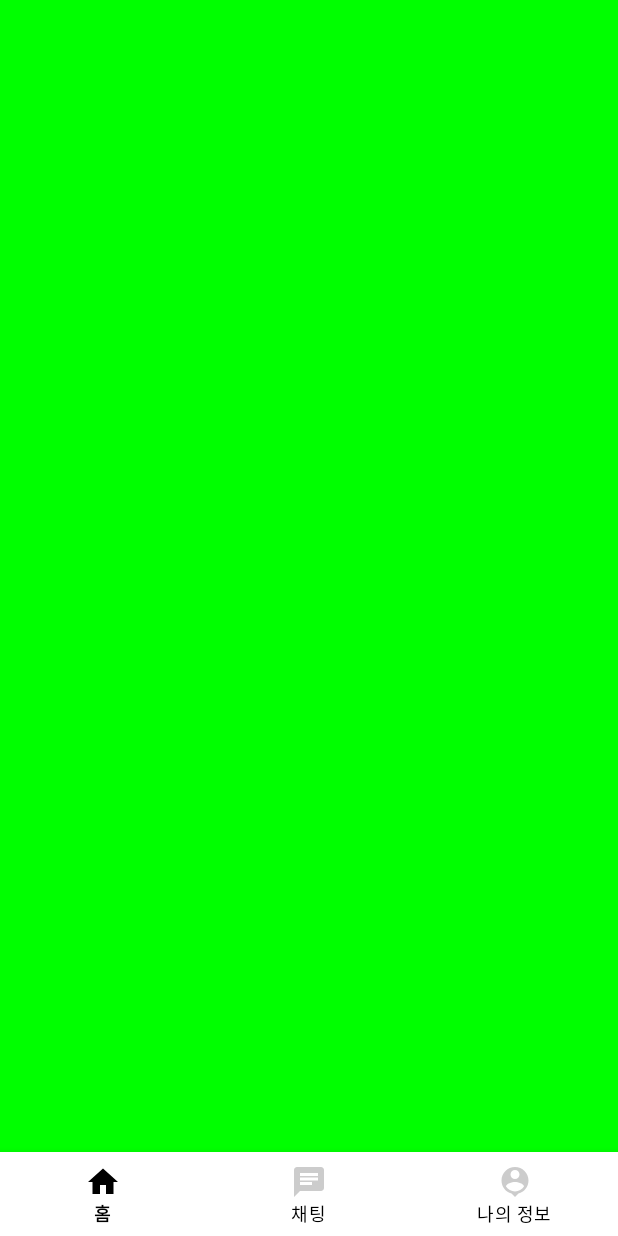
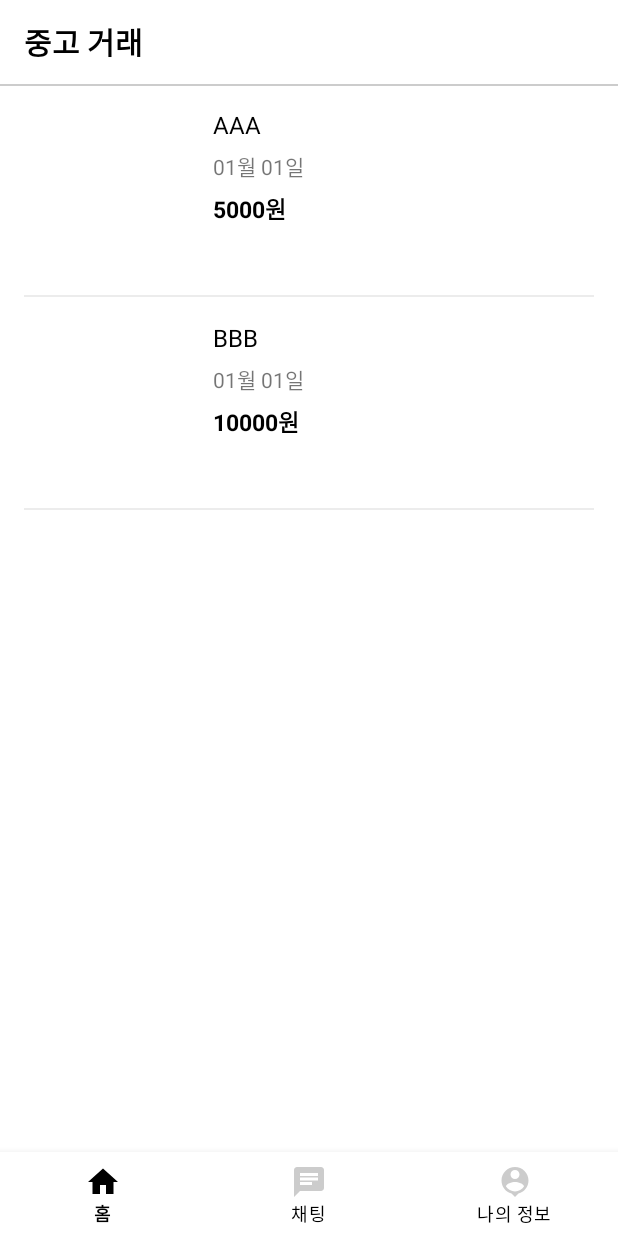
Before and after one commit to NetLSS/aop_p3c06_used_deal, an Android app: the screen it shows after launch (MainActivity), on a phone screen of 412 x 824 dp. Run offline under Robolectric (Android 15) with nearby library versions, the phone set to English and light mode, and no system bars.

Commit message:
Feat: HomeFragment.kt 리사이클러뷰 구현;

```diff
--- a/app/src/main/java/com/lilcode/aop/p3/c06/used_deal/chatList/ChatListFragment.kt
+++ b/app/src/main/java/com/lilcode/aop/p3/c06/used_deal/chatList/ChatListFragment.kt
@@ -1,7 +1,13 @@
 package com.lilcode.aop.p3.c06.used_deal.chatList
 
+import android.os.Bundle
+import android.util.Log
+import android.view.View
 import androidx.fragment.app.Fragment
 import com.lilcode.aop.p3.c06.used_deal.R
 
 class ChatListFragment : Fragment(R.layout.fragment_chatlist) {
+
+
+
 }
--- /dev/null
+++ b/app/src/main/java/com/lilcode/aop/p3/c06/used_deal/home/ArticleAdapter.kt
@@ -0,0 +1,60 @@
+package com.lilcode.aop.p3.c06.used_deal.home
+
+
+import android.view.LayoutInflater
+import android.view.ViewGroup
+import androidx.recyclerview.widget.DiffUtil
+import androidx.recyclerview.widget.ListAdapter
+import androidx.recyclerview.widget.RecyclerView
+import com.bumptech.glide.Glide
+import com.lilcode.aop.p3.c06.used_deal.databinding.ItemArticleBinding
+import java.text.SimpleDateFormat
+import java.util.*
+
+class ArticleAdapter : ListAdapter<ArticleModel, ArticleAdapter.ViewHolder>(diffUtil) {
+
+    inner class ViewHolder(private val binding: ItemArticleBinding) :
+        RecyclerView.ViewHolder(binding.root) {
+            fun bind(articleModel: ArticleModel){
+
+                // Long 형식에서 날짜로 바꾸기.
+                var format = SimpleDateFormat("MM월 dd일")
+                val date = Date(articleModel.createdAt)
+
+                binding.titleTextView.text = articleModel.title
+                binding.dateTextView.text = format.format(date).toString()
+                binding.priceTextView.text = articleModel.price
+
+                if(articleModel.imageUrl.isNotEmpty()) {
+                    Glide.with(binding.thumbnailImageView)
+                        .load(articleModel.imageUrl)
+                        .into(binding.thumbnailImageView)
+                }
+
+            }
+    }
+
+    override fun onCreateViewHolder(parent: ViewGroup, viewType: Int): ViewHolder {
+        return ViewHolder(ItemArticleBinding.inflate(LayoutInflater.from(parent.context), parent, false))
+    }
+
+    override fun onBindViewHolder(holder: ViewHolder, position: Int) {
+        holder.bind(currentList[position])
+    }
+
+    companion object{
+        val diffUtil = object : DiffUtil.ItemCallback<ArticleModel>(){
+            override fun areItemsTheSame(oldItem: ArticleModel, newItem: ArticleModel): Boolean {
+                // 현재 노출하고 있는 아이템과 새로운 아이템이 같은지 비교;
+                return oldItem.createdAt == newItem.createdAt
+            }
+
+            override fun areContentsTheSame(oldItem: ArticleModel, newItem: ArticleModel): Boolean {
+                // equals 비교;
+                return oldItem == newItem
+
+            }
+
+        }
+    }
+}
--- /dev/null
+++ b/app/src/main/java/com/lilcode/aop/p3/c06/used_deal/home/ArticleModel.kt
@@ -0,0 +1,9 @@
+package com.lilcode.aop.p3.c06.used_deal.home
+
+data class ArticleModel(
+    val sellerId: String,
+    val title: String,
+    val createdAt: Long,
+    val price: String,
+    val imageUrl: String
+)
--- a/app/src/main/java/com/lilcode/aop/p3/c06/used_deal/home/HomeFragment.kt
+++ b/app/src/main/java/com/lilcode/aop/p3/c06/used_deal/home/HomeFragment.kt
@@ -4,12 +4,14 @@ import android.os.Bundle
 import android.util.Log
 import android.view.View
 import androidx.fragment.app.Fragment
+import androidx.recyclerview.widget.LinearLayoutManager
 import com.lilcode.aop.p3.c06.used_deal.R
 import com.lilcode.aop.p3.c06.used_deal.databinding.FragmentHomeBinding
 
 class HomeFragment : Fragment(R.layout.fragment_home) {
 
     private var binding: FragmentHomeBinding? = null
+    private lateinit var articleAdapter: ArticleAdapter
 
     override fun onViewCreated(view: View, savedInstanceState: Bundle?) {
         super.onViewCreated(view, savedInstanceState)
@@ -18,6 +20,17 @@ class HomeFragment : Fragment(R.layout.fragment_home) {
         val fragmentHomeBinding = FragmentHomeBinding.bind(view)
         binding = fragmentHomeBinding
 
+        articleAdapter = ArticleAdapter()
+        articleAdapter.submitList(mutableListOf<ArticleModel>().apply {
+            add(ArticleModel("0", "AAA", 1000000, "5000원", ""))
+            add(ArticleModel("0", "BBB", 2000000, "10000원", ""))
+        })
+
+        // activity 일 때는 그냥 this 로 넘겼지만 (그자체가 컨텍스트라서) 그러나
+        // 프레그 먼트의 경우에는 아래처럼. context
+        fragmentHomeBinding.articleRecyclerView.layoutManager = LinearLayoutManager(context)
+        fragmentHomeBinding.articleRecyclerView.adapter = articleAdapter
+
 
     }
 
--- a/app/src/main/res/layout/fragment_home.xml
+++ b/app/src/main/res/layout/fragment_home.xml
@@ -1,7 +1,47 @@
 <?xml version="1.0" encoding="utf-8"?>
 <androidx.constraintlayout.widget.ConstraintLayout xmlns:android="http://schemas.android.com/apk/res/android"
+    xmlns:app="http://schemas.android.com/apk/res-auto"
+    xmlns:tools="http://schemas.android.com/tools"
     android:layout_width="match_parent"
-    android:background="#00ff00"
-    android:layout_height="match_parent">
+    android:layout_height="match_parent"
+    tools:background="#00ff00">
+
+    <androidx.appcompat.widget.LinearLayoutCompat
+        android:id="@+id/toolbayLayout"
+        android:layout_width="0dp"
+        android:layout_height="?attr/actionBarSize"
+        android:gravity="center_vertical"
+        app:layout_constraintEnd_toEndOf="parent"
+        app:layout_constraintStart_toStartOf="parent"
+        app:layout_constraintTop_toTopOf="parent">
+
+        <TextView
+            android:layout_width="wrap_content"
+            android:layout_height="wrap_content"
+            android:layout_marginStart="16dp"
+            android:text="중고 거래"
+            android:textColor="@color/black"
+            android:textSize="20sp"
+            android:textStyle="bold" />
+
+    </androidx.appcompat.widget.LinearLayoutCompat>
+
+    <View
+        android:layout_width="0dp"
+        android:layout_height="1dp"
+        android:background="@color/gray_cc"
+        app:layout_constraintEnd_toEndOf="parent"
+        app:layout_constraintStart_toStartOf="parent"
+        app:layout_constraintTop_toBottomOf="@id/toolbayLayout" />
+
+    <androidx.recyclerview.widget.RecyclerView
+        android:id="@+id/articleRecyclerView"
+        android:layout_width="0dp"
+        android:layout_height="0dp"
+        app:layout_constraintBottom_toBottomOf="parent"
+        app:layout_constraintEnd_toEndOf="parent"
+        app:layout_constraintStart_toStartOf="parent"
+        app:layout_constraintTop_toBottomOf="@id/toolbayLayout" />
+
 
 </androidx.constraintlayout.widget.ConstraintLayout>
--- a/app/src/main/res/values/colors.xml
+++ b/app/src/main/res/values/colors.xml
@@ -9,4 +9,5 @@
     <color name="white">#FFFFFFFF</color>
 
     <color name="gray_cc">#cccccc</color>
+    <color name="gray_ec">#ececec</color>
 </resources>
```
